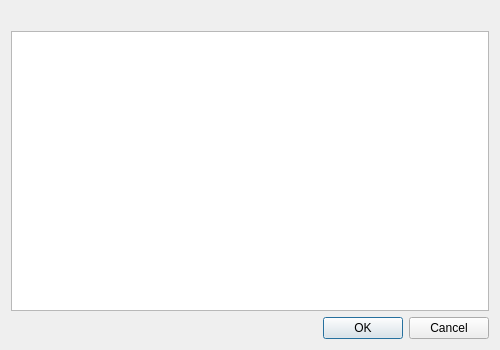
The window that src/ui/key-import-dialog.ui (rewqazxv/pgp-again) describes before a commit, drawn with Qt 5.
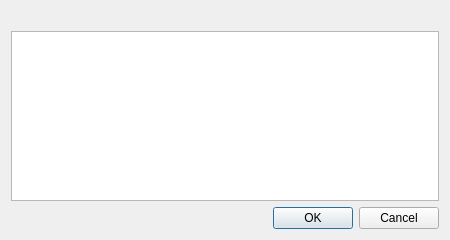
The same window after the commit.

Patch:
```diff
--- a/src/ui/key-import-dialog.ui
+++ b/src/ui/key-import-dialog.ui
@@ -6,8 +6,8 @@
    <rect>
     <x>0</x>
     <y>0</y>
-    <width>500</width>
-    <height>350</height>
+    <width>450</width>
+    <height>240</height>
    </rect>
   </property>
   <property name="windowTitle">
```
